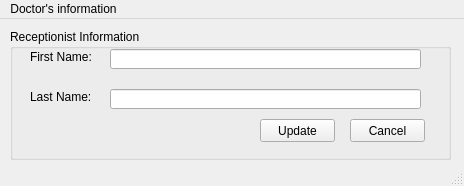
This is Screens/Admin UpdateReceptionist.ui in RaahimHash/DBMS-Project-UHU-Clinic as Qt 5 draws it before an edit. The edited form follows.
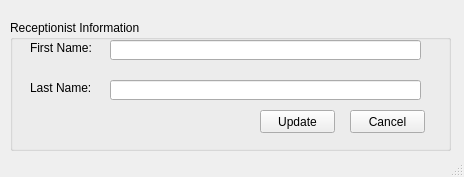
This is the edited form.

```diff
--- a/Screens/Admin UpdateReceptionist.ui
+++ b/Screens/Admin UpdateReceptionist.ui
@@ -7,7 +7,7 @@
     <x>0</x>
     <y>0</y>
     <width>464</width>
-    <height>186</height>
+    <height>177</height>
    </rect>
   </property>
   <property name="windowTitle">
@@ -18,7 +18,7 @@
     <property name="geometry">
      <rect>
       <x>10</x>
-      <y>10</y>
+      <y>20</y>
       <width>441</width>
       <height>131</height>
      </rect>
@@ -106,22 +106,6 @@
     </widget>
    </widget>
   </widget>
-  <widget class="QMenuBar" name="menubar">
-   <property name="geometry">
-    <rect>
-     <x>0</x>
-     <y>0</y>
-     <width>464</width>
-     <height>21</height>
-    </rect>
-   </property>
-   <widget class="QMenu" name="menuScreen7">
-    <property name="title">
-     <string>Doctor's information</string>
-    </property>
-   </widget>
-   <addaction name="menuScreen7"/>
-  </widget>
   <widget class="QStatusBar" name="statusbar"/>
  </widget>
  <resources/>
```
Left out of the diff: 3 changed lines with no effect on the pictures.
